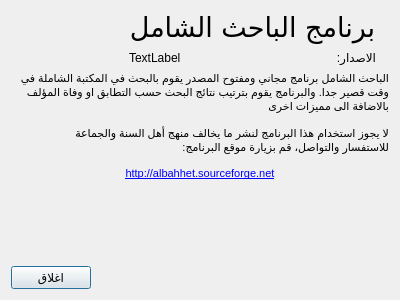
First picture: the form in src/aboutdialog.ui, repository boussouira/albahhet, before the edit.
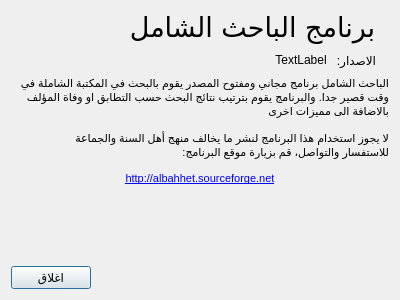
Second picture: the form after the edit. Icons and pictures are not drawn.

What changed in the file:
```diff
--- a/src/aboutdialog.ui
+++ b/src/aboutdialog.ui
@@ -75,13 +75,23 @@
             <string>TextLabel</string>
            </property>
            <property name="alignment">
-            <set>Qt::AlignLeading|Qt::AlignLeft|Qt::AlignVCenter</set>
-           </property>
-           <property name="margin">
-            <number>0</number>
+            <set>Qt::AlignCenter</set>
            </property>
           </widget>
          </item>
+         <item>
+          <spacer name="horizontalSpacer_3">
+           <property name="orientation">
+            <enum>Qt::Horizontal</enum>
+           </property>
+           <property name="sizeHint" stdset="0">
+            <size>
+             <width>40</width>
+             <height>20</height>
+            </size>
+           </property>
+          </spacer>
+         </item>
         </layout>
        </item>
       </layout>
```
